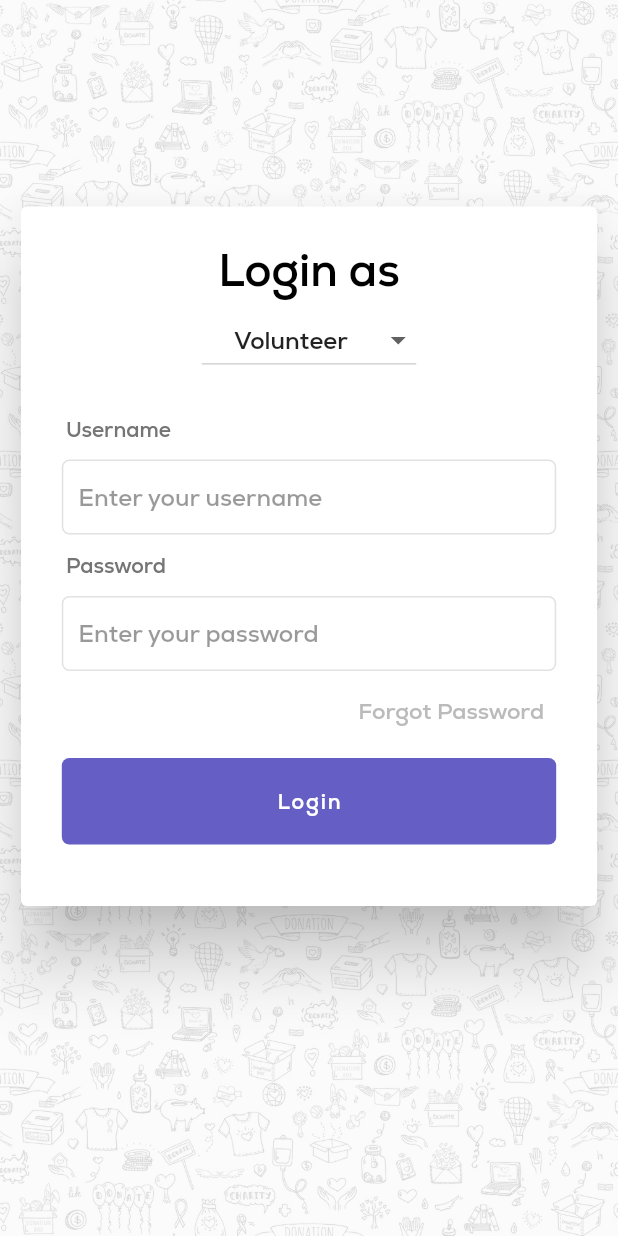
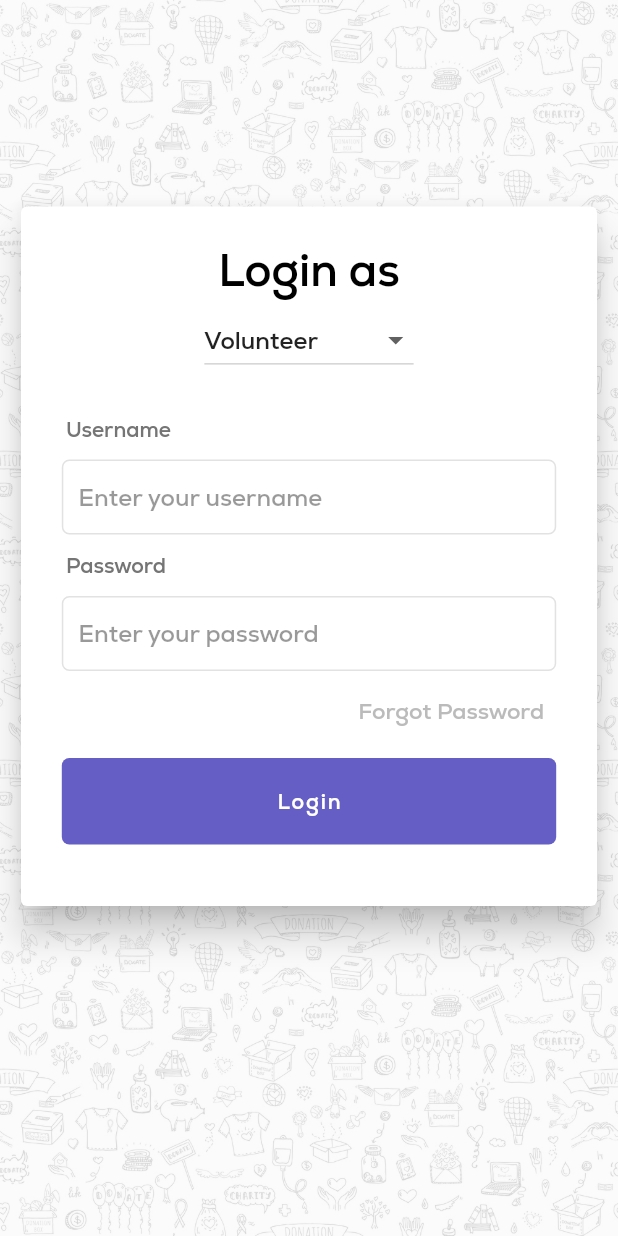
Before and after one commit to AswinKalathil/nss_connect, a Flutter app: the Login screen opened by its route, on a phone screen of 412 x 824 dp. Run offline on Flutter 3.47's test engine with Material 2 defaults, Android fonts, the light colour scheme and no system bars.

Commit message:
button widget

```diff
--- a/nss_connect/lib/credCard.dart
+++ b/nss_connect/lib/credCard.dart
@@ -1,7 +1,7 @@
 import 'package:flutter/material.dart';
+import 'package:nss_connect/longButton.dart';
 import 'register.dart';
 import 'otpDialog.dart';
-import 'longButton.dart';
 
 class credCard extends StatefulWidget {
   const credCard({super.key});
@@ -16,7 +16,6 @@ class _credCardState extends State<credCard> {
   @override
   Widget build(BuildContext context) {
     return Container(
-      // duration: Duration(microseconds: 5000),
       padding: EdgeInsets.all(10),
       height: MediaQuery.of(context).size.height *
           (selectedOption == poString ? 0.72 : .6),
@@ -25,9 +24,7 @@ class _credCardState extends State<credCard> {
           BoxDecoration(borderRadius: BorderRadius.all(Radius.circular(15))),
       child: Card(
         color: Colors.white,
-        elevation: 20,
-        child: AnimatedContainer(
-          duration: Duration(microseconds: 5000),
+        elevation: 10,
         child: Column(children: [
           Padding(
             padding: const EdgeInsets.only(top: 20),
@@ -42,7 +39,6 @@ class _credCardState extends State<credCard> {
             ),
           ),
           DropdownButton<String>(
-              alignment: Alignment.center,
             value: selectedOption,
             onChanged: (String? newValue) {
               setState(() {
@@ -56,9 +52,7 @@ class _credCardState extends State<credCard> {
               ),
               DropdownMenuItem<String>(
                 value: 'PO',
-                  child: Text(
-                    'Program Officer',
-                  ),
+                child: Text('Program officer'),
               ),
               DropdownMenuItem<String>(
                 value: 'Secretary',
@@ -70,7 +64,6 @@ class _credCardState extends State<credCard> {
           SizedBox(
             height: MediaQuery.of(context).size.width * 0.06,
           ),
-
           Container(
             alignment: AlignmentDirectional.topStart,
             padding: EdgeInsets.only(bottom: 10, left: 30),
@@ -122,8 +115,8 @@ class _credCardState extends State<credCard> {
             decoration: BoxDecoration(
               borderRadius: BorderRadius.all(Radius.circular(5)),
               border: Border.all(
-                  color: Colors.grey
-                      .withOpacity(.3), // Change the border color here
+                color:
+                    Colors.grey.withOpacity(.3), // Change the border color here
               ),
             ),
             width: MediaQuery.of(context).size.width * 0.8,
@@ -160,7 +153,7 @@ class _credCardState extends State<credCard> {
               children: [
                 GestureDetector(
                   onTap: () {
-                      otp(context, 'ghhj');
+                    otp(context, 'ss');
                   },
                   child: Text(
                     'Forgot Password',
@@ -179,9 +172,11 @@ class _credCardState extends State<credCard> {
           ),
 
           //Login button
-
-            LongButton(buttonText: 'Login', buttonAction: () {}),
-
+          LongButton(
+              buttonText: 'Login',
+              buttonAction: () {
+                print('Pressed login');
+              }),
           if (selectedOption == poString)
             Padding(
               padding: const EdgeInsets.all(8.0),
@@ -195,9 +190,8 @@ class _credCardState extends State<credCard> {
                 buttonText: 'Register Unit',
                 buttonAction: () {
                   Navigator.pushNamed(context, Register.id);
-                  }),
+                })
         ]),
-        ),
       ),
     );
   }
--- a/nss_connect/lib/longButton.dart
+++ b/nss_connect/lib/longButton.dart
@@ -4,12 +4,14 @@ class LongButton extends StatelessWidget {
   final String buttonText;
   final Function buttonAction;
   // const LongButton({super.key});
-  LongButton({required this.buttonText, required this.buttonAction});
+  const LongButton({required this.buttonText, required this.buttonAction});
 
   @override
   Widget build(BuildContext context) {
     return GestureDetector(
-        onTap: buttonAction(),
+        onTap: () {
+          buttonAction();
+        },
         child: Container(
           width: MediaQuery.of(context).size.width * 0.8,
           height: MediaQuery.of(context).size.height * 0.07,
```
Also changed, not shown: nss_connect/lib/regcard.dart (+5 -26 lines). Lines whose indentation alone changed are shown as unchanged.
